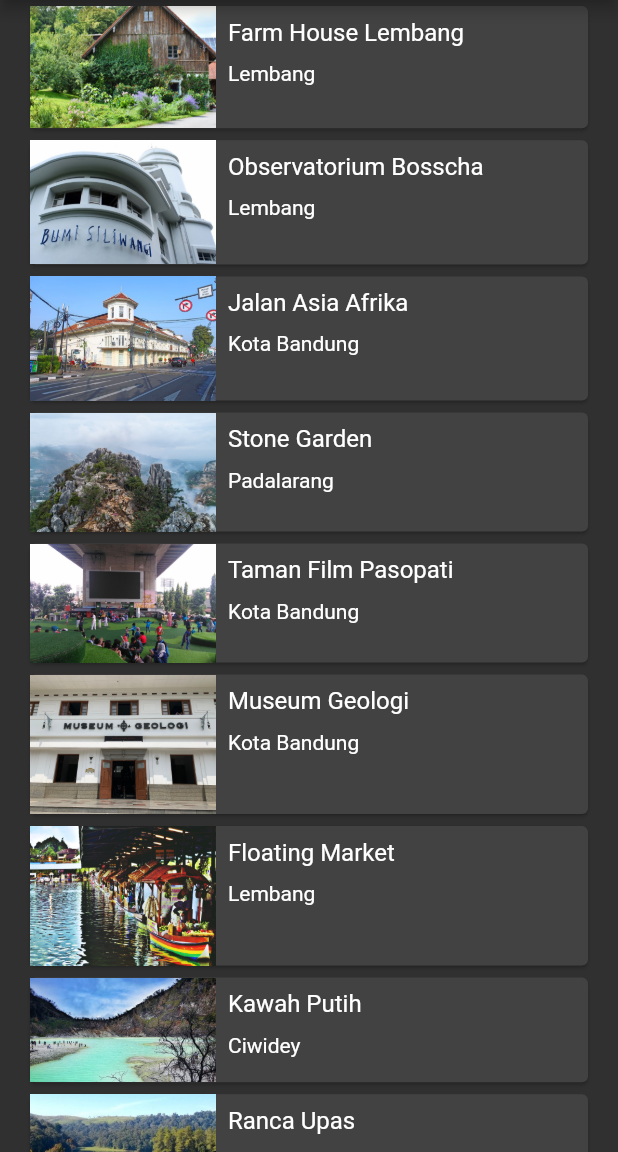
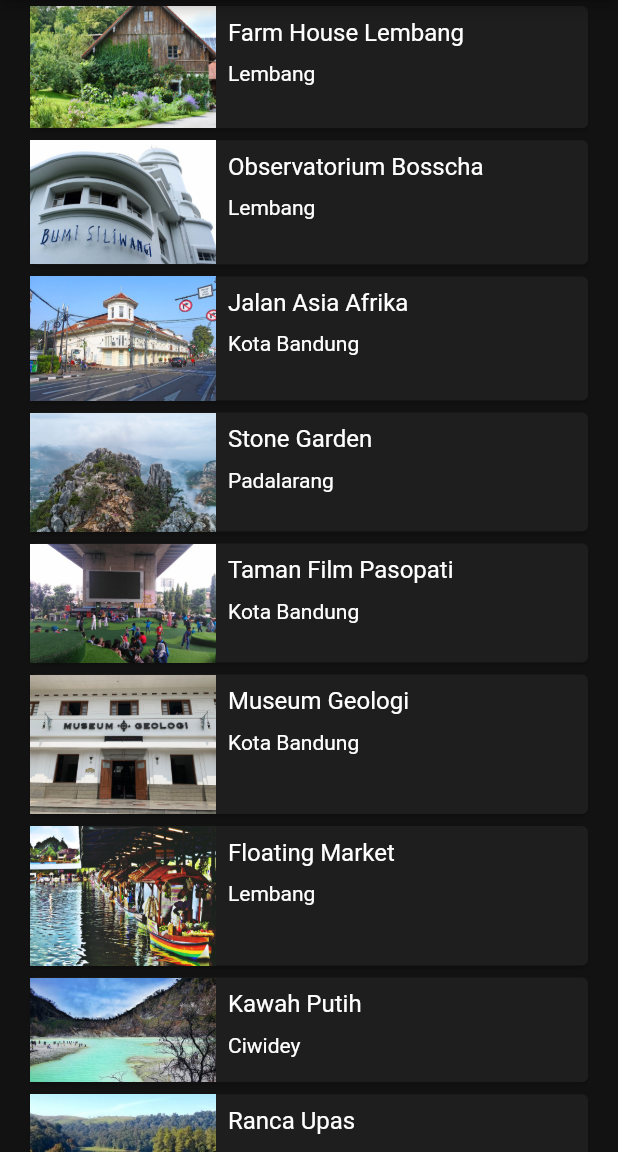
Before and after one commit to iandis/flutter_app1, a Flutter app: the screen it shows after launch, on a phone screen of 412 x 824 dp, the part 84-1236 px from its top. Run offline on Flutter 3.47's test engine with Material 2 defaults, Android fonts, the phone set to English and light mode, and no system bars.

Commit message:
theme changed on main.dart

```diff
--- a/lib/main.dart
+++ b/lib/main.dart
@@ -10,7 +10,7 @@ class MyApp extends StatelessWidget {
   Widget build(BuildContext context) {
     return MaterialApp(
       title: 'Wisata Bandung',
-      theme: ThemeData.dark(),
+      theme: ThemeData.from(colorScheme: ColorScheme.highContrastDark()),
       home: MainScreen(),
     );
   }
```
